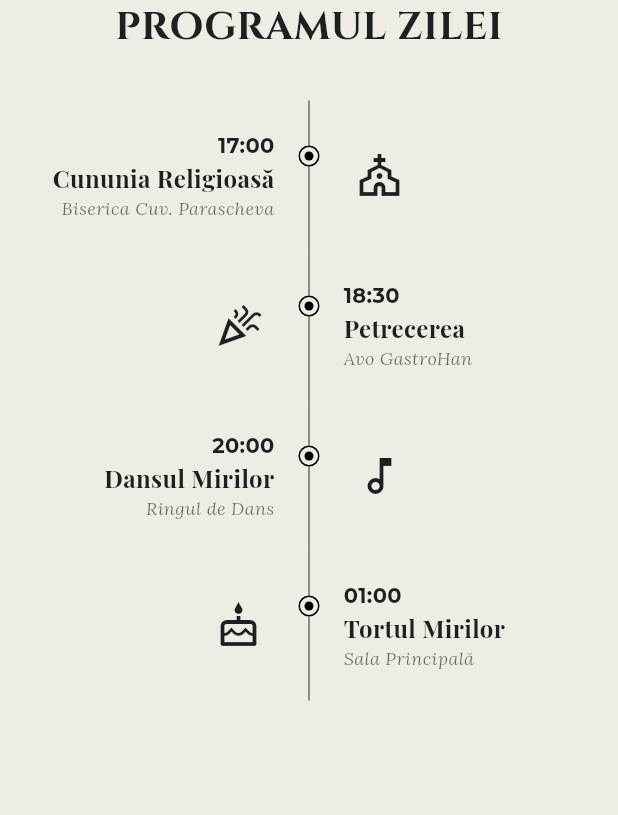
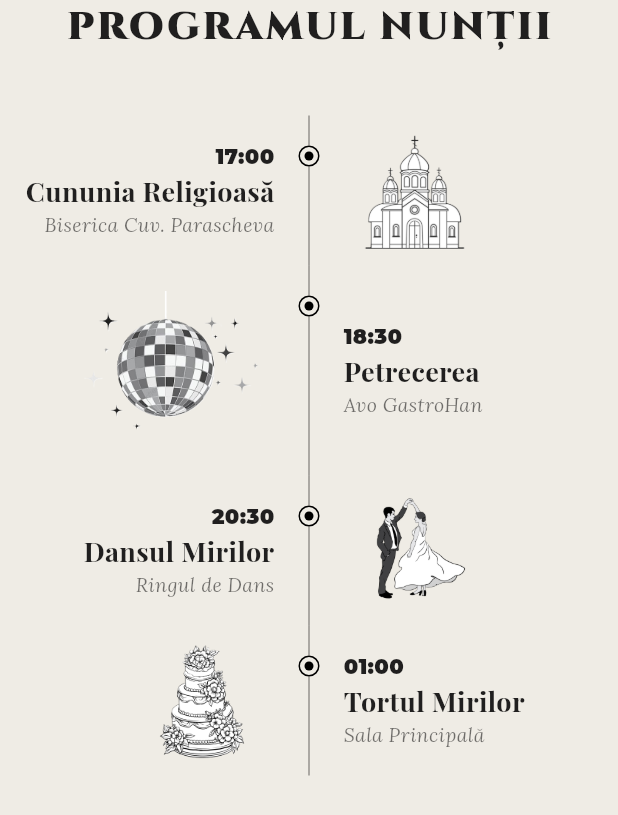
Before and after one commit to adelin232/WeddingFrontend, a Flutter app: the FamilyAndProgramSection widget shown alone on an empty page, opened directly, on a phone screen of 412 x 824 dp. Shown: the top 815 px of the screen. Run offline on Flutter 3.47's test engine with Material 3 defaults, Android fonts, the phone set to English and light mode, and no system bars; our stand-ins replace google_fonts, image_picker, share_plus; missing offline and left inert: dart:html, dart:ui_web; network calls fail.

Commit message:
feat: update design

```diff
--- a/lib/main.dart
+++ b/lib/main.dart
@@ -3,7 +3,6 @@ import 'dart:convert';
 import 'dart:io';
 import 'dart:typed_data';
 import 'package:flutter/foundation.dart' show kIsWeb;
-import 'package:flutter/gestures.dart';
 import 'package:flutter/material.dart';
 import 'package:google_fonts/google_fonts.dart';
 import 'package:http/http.dart' as http;
@@ -42,7 +41,7 @@ class MyApp extends StatelessWidget {
   @override
   Widget build(BuildContext context) {
     return MaterialApp(
-      title: 'Ziarul de Nuntă',
+      title: 'Ziarul de Nunta',
       debugShowCheckedModeBanner: false,
       theme: ThemeData(
         useMaterial3: true,
@@ -73,8 +72,7 @@ class NewspaperLayout extends StatelessWidget {
       // AICI SETĂM IMAGINEA DE FUNDAL PENTRU TOT ECRANUL
       decoration: BoxDecoration(
         image: DecorationImage(
-          image: const NetworkImage(
-              "assets/images/newspaper_bkg.png"), // SAU AssetImage('assets/img.png')
+          image: const AssetImage("assets/images/newspaper_bkg.png"),
           fit: BoxFit.cover, // Imaginea acoperă tot ecranul
           // OPȚIONAL: Dacă imaginea e prea puternică, îi punem o mască albă/crem peste ea
           colorFilter: ColorFilter.mode(
@@ -123,8 +121,8 @@ class NewspaperLayout extends StatelessWidget {
                   DoubleLineDivider(),
                   LocationsSection(),
                   DoubleLineDivider(),
-                  MemoriesSection(),
-                  DoubleLineDivider(),
+                  // MemoriesSection(),
+                  // DoubleLineDivider(),
                   RSVPCard(),
                   SizedBox(height: 40),
                   BottomActionSection(),
@@ -169,12 +167,12 @@ class NewspaperHeader extends StatelessWidget {
     return Column(
       children: [
         const Text(
-          'Ziarul De Nuntă',
+          'Ziarul De Nunta',
           textAlign: TextAlign.center,
           style: TextStyle(
             fontFamily:
                 'Brookshire', // Numele EXACT din pubspec.yaml (la "family:")
-            fontSize: 54,
+            fontSize: 48,
             color: Colors.black,
           ),
         ),
@@ -425,77 +423,87 @@ class FamilyAndProgramSection extends StatelessWidget {
   //   );
   // }
 
-  Widget _familyGroup(String role, String names) {
-    return Column(
-      children: [
-        Text(role,
-            style: GoogleFonts.montserrat(
-                fontSize: 12,
-                fontWeight: FontWeight.bold,
-                letterSpacing: 2,
-                color: Colors.black54)),
-        const SizedBox(height: 8),
-        Text(names,
-            textAlign: TextAlign.center,
-            style: GoogleFonts.playfairDisplay(
-                fontSize: 18, fontWeight: FontWeight.w600)),
-      ],
-    );
-  }
+//   Widget _familyGroup(String role, String names) {
+//     return Column(
+//       children: [
+//         Text(role,
+//             style: GoogleFonts.montserrat(
+//                 fontSize: 12,
+//                 fontWeight: FontWeight.bold,
+//                 letterSpacing: 2,
+//                 color: Colors.black54)),
+//         const SizedBox(height: 8),
+//         Text(names,
+//             textAlign: TextAlign.center,
+//             style: GoogleFonts.playfairDisplay(
+//                 fontSize: 18, fontWeight: FontWeight.w600)),
+//       ],
+//     );
+//   }
 }
 
 // -----------------------------------------------------------------------------
 // TIMELINE (Alternativ)
+// -----------------------------------------------------------------------------
+// -----------------------------------------------------------------------------
+// TIMELINE SECTION (ACTUALIZATĂ: SCALARE ȘI CULORI ORIGINALE)
 // -----------------------------------------------------------------------------
 class TimelineSection extends StatelessWidget {
   const TimelineSection({super.key});
 
   @override
   Widget build(BuildContext context) {
-    // Definirea evenimentelor cu iconițele corespunzătoare
+    // Definirea evenimentelor cu iconițele lor (căi locale PNG din assets)
     final List<Map<String, dynamic>> events = [
       {
         'time': '17:00',
         'title': 'Cununia Religioasă',
         'loc': 'Biserica Cuv. Parascheva',
-        'icon': Icons.church_outlined,
+        'iconPath': 'assets/icons/biserica.png',
+        'isDansPhoto': true,
+        'isPartyPhoto': false,
       },
       {
         'time': '18:30',
         'title': 'Petrecerea',
         'loc': 'Avo GastroHan',
-        'icon': Icons.celebration_outlined,
+        'iconPath': 'assets/icons/petrecere.png',
+        'isDansPhoto': true,
+        'isPartyPhoto': true,
       },
       {
-        'time': '20:00',
+        'time': '20:30',
         'title': 'Dansul Mirilor',
         'loc': 'Ringul de Dans',
-        'icon': Icons.music_note_outlined,
+        // AICI: Folosește calea corectă către imaginea ta 'dans.png'
+        'iconPath': 'assets/icons/dans.png',
+        'isDansPhoto': true,
+        'isPartyPhoto': false,
       },
       {
         'time': '01:00',
         'title': 'Tortul Mirilor',
         'loc': 'Sala Principală',
-        'icon': Icons.cake_outlined,
+        'iconPath': 'assets/icons/tort.png',
+        'isDansPhoto': true,
+        'isPartyPhoto': false,
       },
     ];
 
     return Column(
       children: [
-        Text('PROGRAMUL ZILEI',
-            textAlign: TextAlign.center,
-            style:
-                GoogleFonts.cinzel(fontSize: 26, fontWeight: FontWeight.bold)),
-        const SizedBox(height: 30),
-
-        // Construim lista de evenimente
+        Text(
+          'PROGRAMUL NUNȚII',
+          style: GoogleFonts.cinzel(
+              fontSize: 26, fontWeight: FontWeight.w900, letterSpacing: 1.5),
+        ),
+        const SizedBox(height: 40),
         ListView.builder(
           shrinkWrap: true,
           physics: const NeverScrollableScrollPhysics(),
           itemCount: events.length,
           itemBuilder: (context, index) {
-            bool isLeft =
-                index % 2 == 0; // Alternăm: par = stânga, impar = dreapta
+            bool isLeft = index % 2 == 0;
             final event = events[index];
 
             return IntrinsicHeight(
@@ -508,41 +516,25 @@ class TimelineSection extends StatelessWidget {
                     child: isLeft
                         ? _buildEventText(
                             event, CrossAxisAlignment.end, TextAlign.right)
-                        : _buildEventIcon(
-                            event['icon'] as IconData, Alignment.centerRight),
+                        // AICI: Apelăm noua funcție de randare a imaginii/iconiței
+                        : _buildEventVisual(
+                            event['iconPath'] as String, Alignment.centerRight,
+                            isDansPhoto: event['isDansPhoto'] as bool,
+                            isPartyPhoto: event['isPartyPhoto'] as bool),
                   ),
 
-                  // --- LINIA CENTRALĂ ---
-                  Column(
-                    children: [
-                      Container(
-                          width: 1,
-                          color: Colors.black54,
-                          height: 30), // Linia de sus
-                      Container(
-                        padding: const EdgeInsets.all(3),
-                        decoration: BoxDecoration(
-                          shape: BoxShape.circle,
-                          border: Border.all(color: Colors.black),
-                          color: const Color(
-                              0xFFEFECE5), // Sau culoarea fundalului tău
-                        ),
-                        child: const CircleAvatar(
-                            radius: 3, backgroundColor: Colors.black),
-                      ),
-                      Expanded(
-                          child: Container(
-                              width: 1, color: Colors.black54)), // Linia de jos
-                    ],
-                  ),
+                  // --- LINIA CENTRALĂ (Rămâne neschimbată) ---
+                  _buildTimelineDivider(),
 
                   // --- COLOANA DREAPTĂ ---
                   Expanded(
                     child: !isLeft
                         ? _buildEventText(
                             event, CrossAxisAlignment.start, TextAlign.left)
-                        : _buildEventIcon(
-                            event['icon'] as IconData, Alignment.centerLeft),
+                        // AICI: Apelăm noua funcție de randare a imaginii/iconiței
+                        : _buildEventVisual(
+                            event['iconPath'] as String, Alignment.centerLeft,
+                            isDansPhoto: event['isDansPhoto'] as bool),
                   ),
                 ],
               ),
@@ -553,48 +545,82 @@ class TimelineSection extends StatelessWidget {
     );
   }
 
-  // Metodă separată DOAR pentru Text
+  // --- WIDGET AJUTĂTOR PENTRU LINIA CENTRALĂ ---
+  Widget _buildTimelineDivider() {
+    return Column(
+      children: [
+        Container(width: 1, color: Colors.black38, height: 20),
+        Container(
+          padding: const EdgeInsets.all(3),
+          decoration: BoxDecoration(
+            shape: BoxShape.circle,
+            border: Border.all(color: Colors.black),
+            color: const Color(0xFFEFECE5), // Fundalul pergament
+          ),
+          child: const CircleAvatar(radius: 3, backgroundColor: Colors.black),
+        ),
+        Expanded(child: Container(width: 1, color: Colors.black38)),
+      ],
+    );
+  }
+
+  // --- WIDGET AJUTĂTOR PENTRU TEXT ---
   Widget _buildEventText(Map<String, dynamic> event,
       CrossAxisAlignment alignment, TextAlign textAlign) {
     return Padding(
-      padding: const EdgeInsets.symmetric(
-          horizontal: 16, vertical: 20), // Spațiere generoasă
+      padding: const EdgeInsets.symmetric(horizontal: 16, vertical: 10),
       child: Column(
         crossAxisAlignment: alignment,
-        mainAxisAlignment: MainAxisAlignment.center,
+        mainAxisAlignment: MainAxisAlignment
+            .center, // Centrare pe verticală în dreptul iconiței
         children: [
           Text(event['time'] as String,
               style: GoogleFonts.montserrat(
-                  fontWeight: FontWeight.bold, fontSize: 14)),
+                  fontWeight: FontWeight.w900, fontSize: 14)),
           Text(event['title'] as String,
               textAlign: textAlign,
               style: GoogleFonts.playfairDisplay(
-                  fontWeight: FontWeight.bold, fontSize: 16)),
+                  fontWeight: FontWeight.bold, fontSize: 18)),
           Text(event['loc'] as String,
               textAlign: textAlign,
               style: GoogleFonts.lora(
                   fontStyle: FontStyle.italic,
-                  fontSize: 12,
+                  fontSize: 13,
                   color: Colors.black54)),
         ],
       ),
     );
   }
 
-  // Metodă separată DOAR pentru Iconiță
-  Widget _buildEventIcon(IconData icon, Alignment alignment) {
+  // --- WIDGET AJUTĂTOR PENTRU IMAGINE/ICON (SOLUȚIA PENTRU ERORI) ---
+  Widget _buildEventVisual(String assetPath, Alignment alignment,
+      {bool isDansPhoto = false, bool isPartyPhoto = false}) {
+    // 1. SCALARE: Dacă e fotografia 'dans.png', o facem mult mai mare (120px)
+    // În caz contrar (iconiță standard), o lăsăm la 40px
+    double size = isDansPhoto ? 80 : 40;
+    double size2 = isPartyPhoto ? 120 : 40;
+
     return Container(
       alignment: alignment,
-      padding: const EdgeInsets.symmetric(
-          horizontal: 24), // O distanțăm puțin de linia centrală
-      child: Icon(
-        icon,
-        size: 32, // Mărimea iconiței
-        color: Colors.black87,
+      padding: const EdgeInsets.symmetric(horizontal: 24),
+      // Adăugăm un pic de padding vertical dacă e fotografia mare, ca să nu înghesuie textul
+      margin: EdgeInsets.symmetric(vertical: isDansPhoto ? 10 : 0),
+      child: Image.asset(
+        assetPath,
+        width: isPartyPhoto ? size2 : size,
+        height: isPartyPhoto ? size2 : size,
+        fit: isDansPhoto
+            ? BoxFit.contain
+            : BoxFit.contain, // contain asigură că se vede toată
+
+        // 2. FĂRĂ FILL CU NEGRU: Dacă e fotografia 'dans.png', setăm color la 'null' (fără tintă)
+        // În caz contrar, lăsăm 'Colors.black87' pentru a colora iconițele standard
+        color: isDansPhoto ? null : Colors.black87,
       ),
     );
   }
 }
+
 // -----------------------------------------------------------------------------
 // POVESTEA DE DRAGOSTE
 // -----------------------------------------------------------------------------
@@ -671,7 +697,11 @@ class LocationsSection extends StatelessWidget {
       required String time,
       required IconData icon,
       required String viewId}) {
-    return Container(
+    return Center(
+        // 1. Adaugă Center aici
+        child: Container(
+      // 2. Adaugă constraints pentru a limita lățimea maximă la 600px
+      constraints: const BoxConstraints(maxWidth: 600),
       width: double.infinity,
       decoration: BoxDecoration(
           color: Colors.white,
@@ -735,7 +765,7 @@ class LocationsSection extends StatelessWidget {
           ),
         ],
       ),
-    );
+    ));
   }
 }
 
@@ -880,13 +910,16 @@ class _RSVPCardState extends State<RSVPCard> {
     bool isFormValid = _isComing == false ||
         (_isComing == true && (_nrMeniuClasic + _nrMeniuVegetarian) > 0);
 
-    return Container(
+    return Center(
+        child: Container(
+      constraints: const BoxConstraints(maxWidth: 600),
       decoration: BoxDecoration(
-          color: Colors.white,
-          border: Border.all(color: Colors.black, width: 1),
-          boxShadow: const [
-            BoxShadow(color: Colors.black12, offset: Offset(4, 4))
-          ]),
+        color: Colors.white,
+        border: Border.all(color: Colors.black, width: 1),
+        boxShadow: const [
+          BoxShadow(color: Colors.black12, offset: Offset(4, 4))
+        ],
+      ),
       child: Column(
         children: [
           Container(
@@ -987,7 +1020,7 @@ class _RSVPCardState extends State<RSVPCard> {
           ),
         ],
       ),
-    );
+    ));
   }
 
   Widget _buildRadioOption(String title, bool value) {
--- a/pubspec.yaml
+++ b/pubspec.yaml
@@ -73,6 +73,8 @@ flutter:
   #   - images/a_dot_ham.jpeg
   assets:
     - assets/videos/intro.mp4
+    - assets/images/
+    - assets/icons/
   fonts:
     - family: Brookshire # Acesta este numele pe care îl vei folosi în cod
       fonts:
```
Also changed, not shown: assets/icons/biserica.png (added), assets/icons/dans.png (added), assets/icons/petrecere.png (added), assets/icons/tort.png (added), 24 other files.
